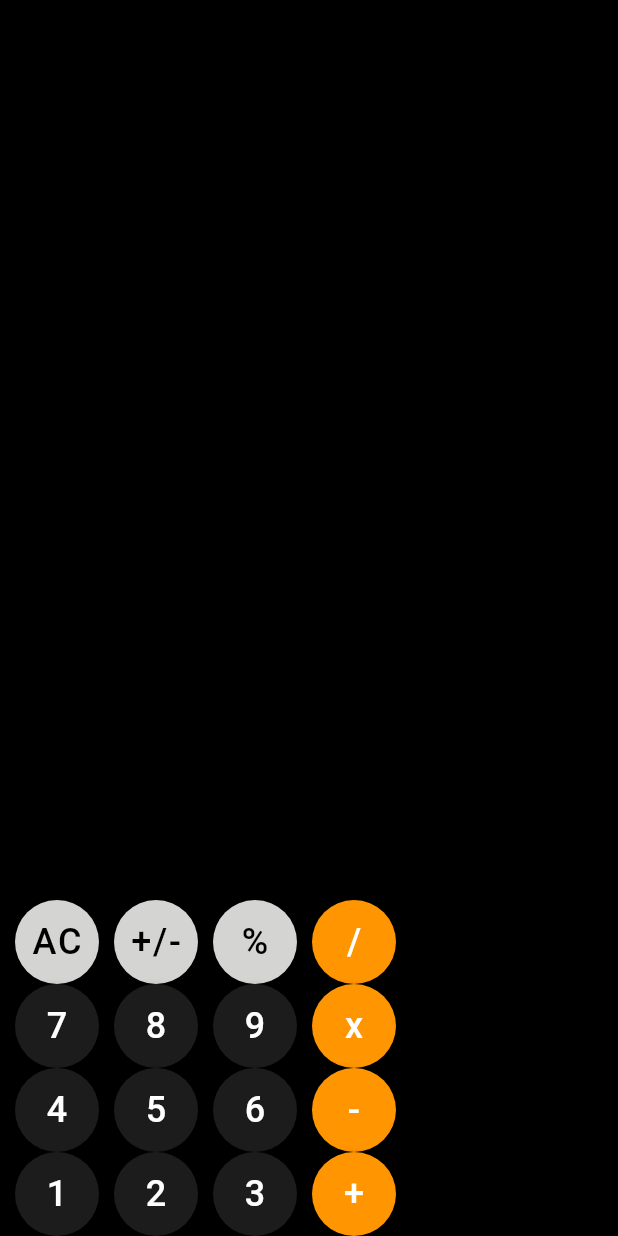
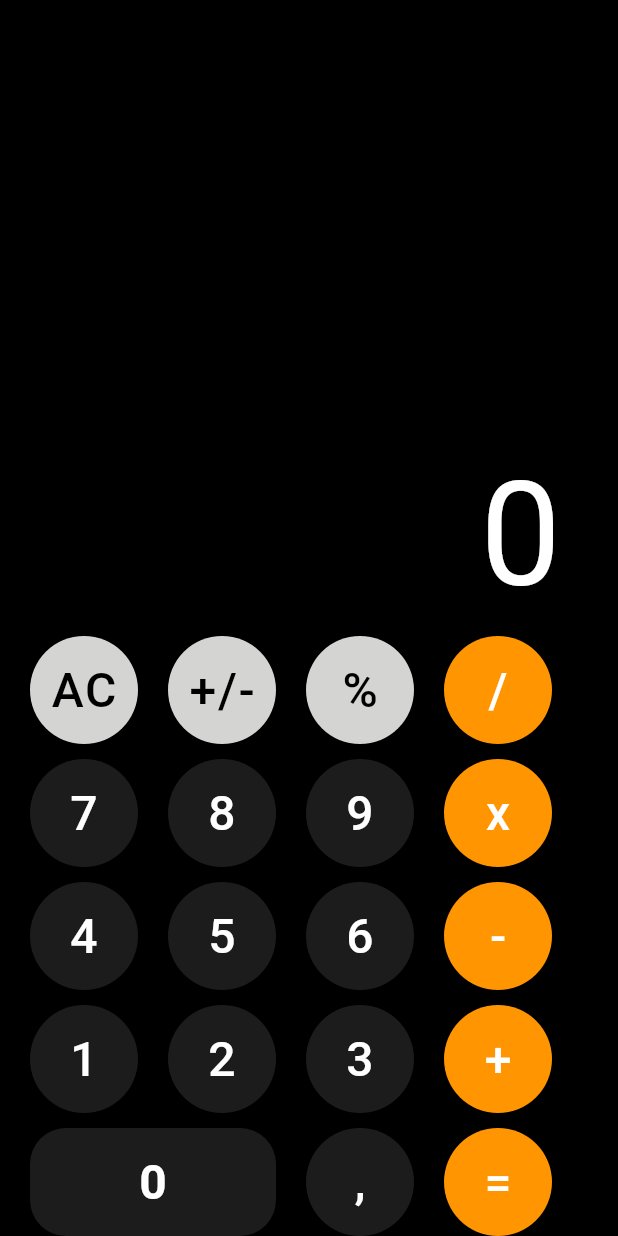
Before and after one commit to LrAmaral/calculator-flutter-app, a Flutter app: the screen it shows after launch, on a phone screen of 412 x 824 dp. Run offline on Flutter 3.47's test engine with Material 2 defaults, Android fonts, the phone set to English and light mode, and no system bars.

Commit message:
fix: size-button

```diff
--- a/lib/components/calculator.dart
+++ b/lib/components/calculator.dart
@@ -1,281 +1,468 @@
 import 'package:flutter/material.dart';
-
 import 'package:calculator/theme/design_system.dart';
 import 'package:calculator/components/number.dart';
-import 'package:calculator/components/operator.dart';
 
 class Calculator extends StatelessWidget {
   const Calculator({Key? key}) : super(key: key);
 
   @override
   Widget build(BuildContext context) {
-    return Center(
-      child: Column(
+    return Scaffold(
+      backgroundColor: Colors.black,
+      body: Column(
         mainAxisAlignment: MainAxisAlignment.end,
+        crossAxisAlignment: CrossAxisAlignment.end,
         children: [
-          Row(
-            mainAxisAlignment: MainAxisAlignment.start,
-            children: <Widget>[
-              // Container(
-              //   width: 100.0,
-              // ),
-              const SizedBox(
-                width: 10,
-              ),
-              FloatingActionButton(
-                onPressed: () {},
-                backgroundColor: SystemColors.lightGray.toColor(),
-                child: const Operator(
-                  op: 'AC',
-                  style: TextStyle(
-                      color: Colors.black,
-                      fontSize: 24,
-                      fontWeight: FontWeight.w500),
+          const Padding(
+            padding: EdgeInsets.only(right: 38.0),
+            child: Text(
+              '0',
+              style: TextStyle(color: Colors.white, fontSize: 96),
             ),
           ),
           const SizedBox(
-                width: 10,
-              ),
-              FloatingActionButton(
-                onPressed: () {},
-                backgroundColor: SystemColors.lightGray.toColor(),
-                child: const Operator(
-                  op: '+/-',
-                  style: TextStyle(
-                      color: Colors.black,
-                      fontSize: 24,
-                      fontWeight: FontWeight.w500),
-                ),
-              ),
-              const SizedBox(
-                width: 10,
-              ),
-              FloatingActionButton(
-                onPressed: () {},
-                backgroundColor: SystemColors.lightGray.toColor(),
-                child: const Operator(
-                  op: '%',
-                  style: TextStyle(
-                      color: Colors.black,
-                      fontSize: 24,
-                      fontWeight: FontWeight.w500),
-                ),
-              ),
-              const SizedBox(
-                width: 10,
-              ),
-              FloatingActionButton(
-                onPressed: () {},
-                backgroundColor: SystemColors.vividGamboge.toColor(),
-                child: const Operator(
-                  op: '/',
-                  style: TextStyle(
-                      color: Colors.white,
-                      fontSize: 24,
-                      fontWeight: FontWeight.w500),
-                ),
-              )
-            ],
+            height: 10,
           ),
           Row(
             mainAxisAlignment: MainAxisAlignment.start,
             children: [
               const SizedBox(
-                width: 10,
+                width: 20,
+              ),
+              SizedBox(
+                width: 72,
+                height: 72,
+                child: FloatingActionButton(
+                  heroTag: null,
+                  onPressed: () {},
+                  backgroundColor: SystemColors.lightGray.toColor(),
+                  elevation: 2,
+                  child: Number(
+                    onPressed: () {},
+                    text: 'AC',
+                    style: const TextStyle(
+                      color: Colors.black,
+                      fontSize: 32,
+                    ),
+                  ),
+                ),
+              ),
+              const SizedBox(
+                width: 20,
+              ),
+              SizedBox(
+                width: 72,
+                height: 72,
+                child: FloatingActionButton(
+                  heroTag: null,
+                  onPressed: () {},
+                  backgroundColor: SystemColors.lightGray.toColor(),
+                  elevation: 2,
+                  child: Number(
+                    onPressed: () {},
+                    text: '+/-',
+                    style: const TextStyle(
+                      color: Colors.black,
+                      fontSize: 32,
+                    ),
+                  ),
+                ),
+              ),
+              const SizedBox(
+                width: 20,
+              ),
+              SizedBox(
+                width: 72,
+                height: 72,
+                child: FloatingActionButton(
+                  heroTag: null,
+                  onPressed: () {},
+                  backgroundColor: SystemColors.lightGray.toColor(),
+                  elevation: 2,
+                  child: Number(
+                    onPressed: () {},
+                    text: '%',
+                    style: const TextStyle(
+                      color: Colors.black,
+                      fontSize: 32,
+                    ),
+                  ),
+                ),
+              ),
+              const SizedBox(
+                width: 20,
+              ),
+              SizedBox(
+                width: 72,
+                height: 72,
+                child: FloatingActionButton(
+                  heroTag: null,
+                  onPressed: () {},
+                  backgroundColor: SystemColors.vividGamboge.toColor(),
+                  elevation: 2,
+                  child: Number(
+                    onPressed: () {},
+                    text: '/',
+                    style: const TextStyle(
+                      color: Colors.white,
+                      fontSize: 32,
+                    ),
+                  ),
+                ),
+              ),
+            ],
+          ),
+          const SizedBox(
             height: 10,
           ),
-              FloatingActionButton(
+          Row(
+            mainAxisAlignment: MainAxisAlignment.start,
+            children: [
+              const SizedBox(
+                width: 20,
+              ),
+              SizedBox(
+                width: 72,
+                height: 72,
+                child: FloatingActionButton(
+                  heroTag: null,
                   onPressed: () {},
                   backgroundColor: SystemColors.eerieBlack.toColor(),
+                  elevation: 2,
                   child: Number(
                     onPressed: () {},
                     text: '7',
                     style: const TextStyle(
                       color: Colors.white,
-                    fontSize: 24,
+                      fontSize: 32,
+                    ),
                   ),
                 ),
               ),
               const SizedBox(
-                width: 10,
+                width: 20,
               ),
-              FloatingActionButton(
+              SizedBox(
+                width: 72,
+                height: 72,
+                child: FloatingActionButton(
+                  heroTag: null,
                   onPressed: () {},
                   backgroundColor: SystemColors.eerieBlack.toColor(),
+                  elevation: 2,
                   child: Number(
                     onPressed: () {},
                     text: '8',
                     style: const TextStyle(
                       color: Colors.white,
-                    fontSize: 24,
+                      fontSize: 32,
+                    ),
                   ),
                 ),
               ),
               const SizedBox(
-                width: 10,
+                width: 20,
               ),
-              FloatingActionButton(
+              SizedBox(
+                width: 72,
+                height: 72,
+                child: FloatingActionButton(
+                  heroTag: null,
                   onPressed: () {},
                   backgroundColor: SystemColors.eerieBlack.toColor(),
+                  elevation: 2,
                   child: Number(
                     onPressed: () {},
                     text: '9',
                     style: const TextStyle(
                       color: Colors.white,
-                    fontSize: 24,
+                      fontSize: 32,
+                    ),
                   ),
                 ),
               ),
               const SizedBox(
-                width: 10,
+                width: 20,
               ),
-              FloatingActionButton(
+              SizedBox(
+                width: 72,
+                height: 72,
+                child: FloatingActionButton(
+                  heroTag: null,
                   onPressed: () {},
                   backgroundColor: SystemColors.vividGamboge.toColor(),
+                  elevation: 2,
                   child: Number(
                     onPressed: () {},
                     text: 'x',
                     style: const TextStyle(
                       color: Colors.white,
-                    fontSize: 24,
+                      fontSize: 32,
+                    ),
                   ),
                 ),
               ),
             ],
           ),
+          const SizedBox(
+            height: 10,
+          ),
           Row(
             mainAxisAlignment: MainAxisAlignment.start,
             children: [
               const SizedBox(
-                width: 10,
+                width: 20,
               ),
-              FloatingActionButton(
+              SizedBox(
+                width: 72,
+                height: 72,
+                child: FloatingActionButton(
+                  heroTag: null,
                   onPressed: () {},
                   backgroundColor: SystemColors.eerieBlack.toColor(),
+                  elevation: 2,
                   child: Number(
                     onPressed: () {},
                     text: '4',
                     style: const TextStyle(
                       color: Colors.white,
-                    fontSize: 24,
+                      fontSize: 32,
+                    ),
                   ),
                 ),
               ),
               const SizedBox(
-                width: 10,
+                width: 20,
               ),
-              FloatingActionButton(
+              SizedBox(
+                width: 72,
+                height: 72,
+                child: FloatingActionButton(
+                  heroTag: null,
                   onPressed: () {},
                   backgroundColor: SystemColors.eerieBlack.toColor(),
+                  elevation: 2,
                   child: Number(
                     onPressed: () {},
                     text: '5',
                     style: const TextStyle(
                       color: Colors.white,
-                    fontSize: 24,
+                      fontSize: 32,
+                    ),
                   ),
                 ),
               ),
               const SizedBox(
-                width: 10,
+                width: 20,
               ),
-              FloatingActionButton(
+              SizedBox(
+                width: 72,
+                height: 72,
+                child: FloatingActionButton(
+                  heroTag: null,
                   onPressed: () {},
                   backgroundColor: SystemColors.eerieBlack.toColor(),
+                  elevation: 2,
                   child: Number(
                     onPressed: () {},
                     text: '6',
                     style: const TextStyle(
                       color: Colors.white,
-                    fontSize: 24,
+                      fontSize: 32,
+                    ),
                   ),
                 ),
               ),
               const SizedBox(
-                width: 10,
+                width: 20,
               ),
-              FloatingActionButton(
+              SizedBox(
+                width: 72,
+                height: 72,
+                child: FloatingActionButton(
+                  heroTag: null,
                   onPressed: () {},
                   backgroundColor: SystemColors.vividGamboge.toColor(),
+                  elevation: 2,
                   child: Number(
                     onPressed: () {},
                     text: '-',
                     style: const TextStyle(
                       color: Colors.white,
-                    fontSize: 24,
+                      fontSize: 32,
+                    ),
                   ),
                 ),
               ),
             ],
           ),
+          const SizedBox(
+            height: 10,
+          ),
           Row(
             mainAxisAlignment: MainAxisAlignment.start,
             children: [
               const SizedBox(
-                width: 10,
+                width: 20,
               ),
-              FloatingActionButton(
+              SizedBox(
+                width: 72,
+                height: 72,
+                child: FloatingActionButton(
+                  heroTag: null,
                   onPressed: () {},
                   backgroundColor: SystemColors.eerieBlack.toColor(),
+                  elevation: 2,
                   child: Number(
                     onPressed: () {},
                     text: '1',
                     style: const TextStyle(
                       color: Colors.white,
-                    fontSize: 24,
+                      fontSize: 32,
+                    ),
                   ),
                 ),
               ),
               const SizedBox(
-                width: 10,
+                width: 20,
               ),
-              FloatingActionButton(
+              SizedBox(
+                width: 72,
+                height: 72,
+                child: FloatingActionButton(
+                  heroTag: null,
                   onPressed: () {},
                   backgroundColor: SystemColors.eerieBlack.toColor(),
+                  elevation: 2,
                   child: Number(
                     onPressed: () {},
                     text: '2',
                     style: const TextStyle(
                       color: Colors.white,
-                    fontSize: 24,
+                      fontSize: 32,
+                    ),
                   ),
                 ),
               ),
               const SizedBox(
-                width: 10,
+                width: 20,
               ),
-              FloatingActionButton(
+              SizedBox(
+                width: 72,
+                height: 72,
+                child: FloatingActionButton(
+                  heroTag: null,
                   onPressed: () {},
                   backgroundColor: SystemColors.eerieBlack.toColor(),
+                  elevation: 2,
                   child: Number(
                     onPressed: () {},
                     text: '3',
                     style: const TextStyle(
                       color: Colors.white,
-                    fontSize: 24,
+                      fontSize: 32,
+                    ),
                   ),
                 ),
               ),
               const SizedBox(
-                width: 10,
+                width: 20,
               ),
-              FloatingActionButton(
+              SizedBox(
+                width: 72,
+                height: 72,
+                child: FloatingActionButton(
+                  heroTag: null,
                   onPressed: () {},
                   backgroundColor: SystemColors.vividGamboge.toColor(),
+                  elevation: 2,
                   child: Number(
                     onPressed: () {},
                     text: '+',
                     style: const TextStyle(
                       color: Colors.white,
-                    fontSize: 24,
+                      fontSize: 32,
+                    ),
                   ),
                 ),
               ),
               const SizedBox(
-                width: 10,
+                width: 20,
               ),
             ],
           ),
+          const SizedBox(
+            height: 10,
+          ),
+          Row(
+            children: <Widget>[
+              const SizedBox(
+                width: 20,
+              ),
+              SizedBox(
+                width: 164,
+                height: 72,
+                child: FloatingActionButton(
+                  onPressed: () {},
+                  backgroundColor: SystemColors.eerieBlack.toColor(),
+                  elevation: 2,
+                  shape: RoundedRectangleBorder(
+                    borderRadius: BorderRadius.circular(24),
+                  ),
+                  child: Number(
+                    onPressed: () {},
+                    text: '0',
+                    style: const TextStyle(
+                      color: Colors.white,
+                      fontSize: 32,
+                      fontWeight: FontWeight.bold,
+                    ),
+                  ),
+                ),
+              ),
+              const SizedBox(
+                width: 20,
+              ),
+              SizedBox(
+                width: 72,
+                height: 72,
+                child: FloatingActionButton(
+                  onPressed: () {},
+                  backgroundColor: SystemColors.eerieBlack.toColor(),
+                  child: Number(
+                    onPressed: () {},
+                    text: ',',
+                    style: const TextStyle(
+                      color: Colors.white,
+                      fontSize: 32,
+                    ),
+                  ),
+                ),
+              ),
+              const SizedBox(
+                width: 20,
+              ),
+              SizedBox(
+                width: 72,
+                height: 72,
+                child: FloatingActionButton(
+                  onPressed: () {},
+                  backgroundColor: SystemColors.vividGamboge.toColor(),
+                  child: Number(
+                    onPressed: () {},
+                    text: '=',
+                    style: const TextStyle(
+                      color: Colors.white,
+                      fontSize: 32,
+                    ),
+                  ),
+                ),
+              ),
+              const SizedBox(
+                width: 20,
+              ),
+            ],
+          )
         ],
       ),
     );
--- a/lib/main.dart
+++ b/lib/main.dart
@@ -16,6 +16,7 @@ class MyApp extends StatelessWidget {
         focusColor: Colors.transparent,
       ),
       home: const Scaffold(
+
         backgroundColor: Colors.black,
         body: Calculator(),
       ),
```
Also changed, not shown: 1 other file. Lines whose indentation alone changed are shown as unchanged.
